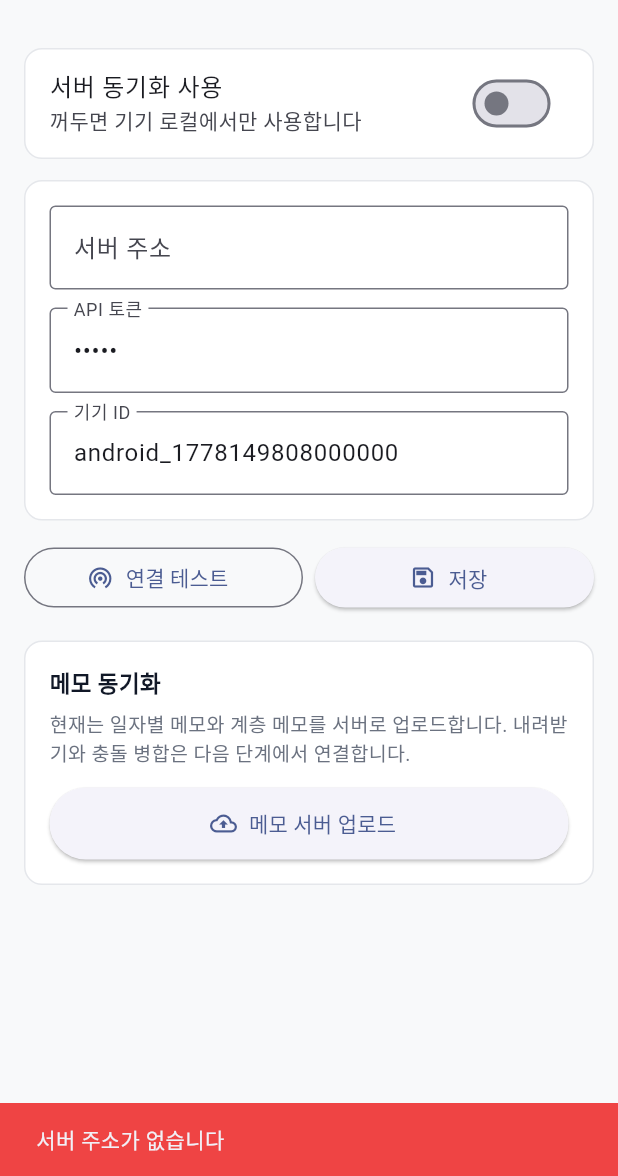
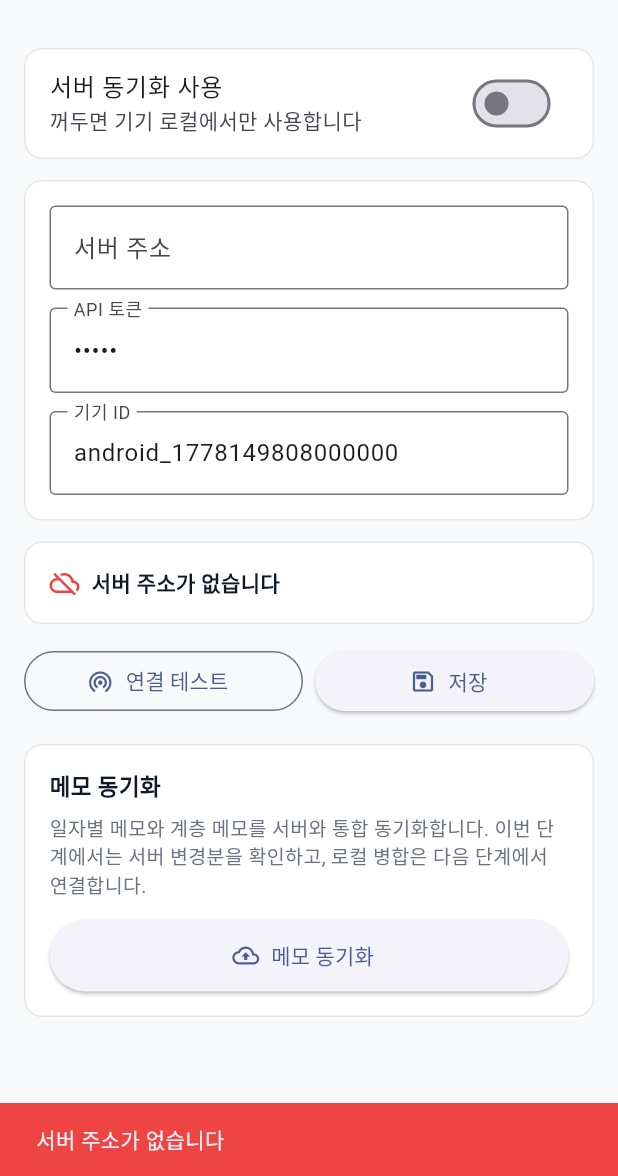
Before and after one commit to cyhuh428-sinsan/Now, a Flutter app: the ServerSettingsPage screen opened by its route, after a tap on "연결 테스트", on a phone screen of 412 x 824 dp, the part 60-1236 px from its top. Run offline on Flutter 3.47's test engine with Material 3 defaults, Android fonts, the light colour scheme and no system bars; our stand-ins replace dio, drift, drift_flutter, file_picker, flutter_local_notifications, flutter_riverpod and 12 more; missing offline and left inert: device_calendar, flutter_sound, health; accounts and stored records are empty; generated files the repository leaves out were written again.

Commit message:
feat: connect app server sync settings

```diff
--- a/now_app/lib/features/settings/server_settings_page.dart
+++ b/now_app/lib/features/settings/server_settings_page.dart
@@ -17,6 +17,8 @@ class _ServerSettingsPageState extends ConsumerState<ServerSettingsPage> {
   bool _enabled = false;
   bool _loaded = false;
   bool _busy = false;
+  ServerConnectionResult? _connectionResult;
+  ServerOpsResult? _opsResult;
 
   @override
   void dispose() {
@@ -62,7 +64,16 @@ class _ServerSettingsPageState extends ConsumerState<ServerSettingsPage> {
       await settings.save();
       final result =
           await ref.read(serverSyncServiceProvider).testConnection(settings);
+      ServerOpsResult? opsResult;
+      if (result.ok) {
+        opsResult =
+            await ref.read(serverSyncServiceProvider).loadOpsStatus(settings);
+      }
       if (mounted) {
+        setState(() {
+          _connectionResult = result;
+          _opsResult = opsResult;
+        });
         ScaffoldMessenger.of(context).showSnackBar(
           SnackBar(
             content: Text(result.message),
@@ -82,7 +93,7 @@ class _ServerSettingsPageState extends ConsumerState<ServerSettingsPage> {
       final settings = _currentSettings();
       await settings.save();
       final result =
-          await ref.read(serverSyncServiceProvider).uploadNotes(settings);
+          await ref.read(serverSyncServiceProvider).syncNotes(settings);
       if (mounted) {
         ScaffoldMessenger.of(context).showSnackBar(
           SnackBar(content: Text(result.message)),
@@ -152,7 +163,7 @@ class _ServerSettingsPageState extends ConsumerState<ServerSettingsPage> {
                     keyboardType: TextInputType.url,
                     decoration: const InputDecoration(
                       labelText: '서버 주소',
-                      hintText: 'http://192.168.0.10:8080',
+                      hintText: 'http://10.0.2.2:8750',
                       border: OutlineInputBorder(),
                     ),
                   ),
@@ -176,6 +187,13 @@ class _ServerSettingsPageState extends ConsumerState<ServerSettingsPage> {
                   ),
                 ],
               ),
+              if (_connectionResult != null || _opsResult != null) ...[
+                const SizedBox(height: 14),
+                _ServerStatusCard(
+                  connectionResult: _connectionResult,
+                  opsResult: _opsResult,
+                ),
+              ],
               const SizedBox(height: 14),
               Row(
                 children: [
@@ -210,7 +228,7 @@ class _ServerSettingsPageState extends ConsumerState<ServerSettingsPage> {
                   ),
                   const SizedBox(height: 6),
                   const Text(
-                    '현재는 일자별 메모와 계층 메모를 서버로 업로드합니다. 내려받기와 충돌 병합은 다음 단계에서 연결합니다.',
+                    '일자별 메모와 계층 메모를 서버와 통합 동기화합니다. 이번 단계에서는 서버 변경분을 확인하고, 로컬 병합은 다음 단계에서 연결합니다.',
                     style: TextStyle(
                       fontSize: 13,
                       height: 1.4,
@@ -233,7 +251,7 @@ class _ServerSettingsPageState extends ConsumerState<ServerSettingsPage> {
                               ),
                             )
                           : const Icon(Icons.cloud_upload_outlined, size: 18),
-                      label: const Text('메모 서버 업로드'),
+                      label: const Text('메모 동기화'),
                     ),
                   ),
                 ],
@@ -270,3 +288,96 @@ class _ServerCard extends StatelessWidget {
     );
   }
 }
+
+class _ServerStatusCard extends StatelessWidget {
+  final ServerConnectionResult? connectionResult;
+  final ServerOpsResult? opsResult;
+
+  const _ServerStatusCard({
+    required this.connectionResult,
+    required this.opsResult,
+  });
+
+  @override
+  Widget build(BuildContext context) {
+    final connection = connectionResult;
+    final ops = opsResult;
+    final color = _statusColor(connection?.ok == true ? ops?.status : 'bad');
+    return _ServerCard(
+      padding: const EdgeInsets.all(16),
+      children: [
+        Row(
+          children: [
+            Icon(
+              connection?.ok == true
+                  ? Icons.cloud_done_outlined
+                  : Icons.cloud_off_outlined,
+              size: 20,
+              color: color,
+            ),
+            const SizedBox(width: 8),
+            Expanded(
+              child: Text(
+                connection?.message ?? '연결 테스트 전',
+                style: const TextStyle(
+                  fontSize: 14,
+                  fontWeight: FontWeight.w700,
+                  color: Color(0xFF111827),
+                ),
+              ),
+            ),
+          ],
+        ),
+        if (ops != null) ...[
+          const SizedBox(height: 12),
+          Text(
+            ops.message,
+            style: TextStyle(
+              fontSize: 13,
+              fontWeight: FontWeight.w700,
+              color: color,
+            ),
+          ),
+          const SizedBox(height: 8),
+          ...ops.checks.take(4).map((check) {
+            final status = check['status']?.toString() ?? 'info';
+            return Padding(
+              padding: const EdgeInsets.only(top: 5),
+              child: Row(
+                crossAxisAlignment: CrossAxisAlignment.start,
+                children: [
+                  Container(
+                    width: 7,
+                    height: 7,
+                    margin: const EdgeInsets.only(top: 6, right: 8),
+                    decoration: BoxDecoration(
+                      color: _statusColor(status),
+                      shape: BoxShape.circle,
+                    ),
+                  ),
+                  Expanded(
+                    child: Text(
+                      '${check['name'] ?? '-'} · ${check['message'] ?? ''}',
+                      style: const TextStyle(
+                        fontSize: 12,
+                        height: 1.35,
+                        color: Color(0xFF6B7280),
+                      ),
+                    ),
+                  ),
+                ],
+              ),
+            );
+          }),
+        ],
+      ],
+    );
+  }
+
+  Color _statusColor(String? status) {
+    if (status == 'ok') return const Color(0xFF059669);
+    if (status == 'bad') return const Color(0xFFEF4444);
+    if (status == 'warn') return const Color(0xFFD97706);
+    return const Color(0xFF6366F1);
+  }
+}
--- a/now_app/lib/services/server_sync_service.dart
+++ b/now_app/lib/services/server_sync_service.dart
@@ -78,15 +78,43 @@ class ServerSettings {
 class ServerConnectionResult {
   final bool ok;
   final String message;
+  final String serverName;
+  final Map<String, dynamic> capabilities;
 
-  const ServerConnectionResult({required this.ok, required this.message});
+  const ServerConnectionResult({
+    required this.ok,
+    required this.message,
+    this.serverName = '',
+    this.capabilities = const {},
+  });
 }
 
 class ServerSyncResult {
   final int uploaded;
+  final int downloaded;
   final String message;
 
-  const ServerSyncResult({required this.uploaded, required this.message});
+  const ServerSyncResult({
+    required this.uploaded,
+    this.downloaded = 0,
+    required this.message,
+  });
+}
+
+class ServerOpsResult {
+  final String status;
+  final List<Map<String, dynamic>> checks;
+
+  const ServerOpsResult({
+    required this.status,
+    required this.checks,
+  });
+
+  String get message {
+    if (status == 'ok') return '운영 점검 정상';
+    if (status == 'bad') return '운영 점검 주의 필요';
+    return '운영 점검 확인 필요';
+  }
 }
 
 class ServerSyncService {
@@ -103,9 +131,14 @@ class ServerSyncService {
       final res = await dio.get<Map<String, dynamic>>('/api/v1/server');
       final name = res.data?['server']?.toString() ?? 'NowNote Server';
       final authRequired = res.data?['auth_required'] == true;
+      final capabilities = Map<String, dynamic>.from(
+        (res.data?['capabilities'] as Map?) ?? const {},
+      );
       return ServerConnectionResult(
         ok: true,
-        message: authRequired ? '$name 연결됨 · 토큰 필요' : '$name 연결됨',
+        message: _serverConnectionMessage(name, authRequired, capabilities),
+        serverName: name,
+        capabilities: capabilities,
       );
     } on DioException catch (e) {
       final status = e.response?.statusCode;
@@ -122,6 +155,10 @@ class ServerSyncService {
   }
 
   Future<ServerSyncResult> uploadNotes(ServerSettings settings) async {
+    return syncNotes(settings);
+  }
+
+  Future<ServerSyncResult> syncNotes(ServerSettings settings) async {
     if (!settings.enabled) {
       return const ServerSyncResult(uploaded: 0, message: '서버 동기화가 꺼져 있습니다');
     }
@@ -138,10 +175,38 @@ class ServerSyncService {
     }
 
     final dio = _dio(settings);
-    await dio.post('/api/v1/notes/sync', data: {'notes': notes});
+    final res = await dio.post<Map<String, dynamic>>(
+      '/api/v1/sync',
+      data: {
+        'owner_id': 'local_user',
+        'device_id': settings.deviceId,
+        'updated_after': null,
+        'include_deleted': true,
+        'notes': notes,
+      },
+    );
+    final pushed = (res.data?['pushed_notes'] as List?)?.length ?? notes.length;
+    final pulled = (res.data?['pulled_notes'] as List?)?.length ?? 0;
     return ServerSyncResult(
-      uploaded: notes.length,
-      message: '메모 ${notes.length}건 업로드 완료',
+      uploaded: pushed,
+      downloaded: pulled,
+      message: '메모 업로드 $pushed건 · 서버 변경 $pulled건 확인',
+    );
+  }
+
+  Future<ServerOpsResult> loadOpsStatus(ServerSettings settings) async {
+    if (!settings.isConfigured) {
+      return const ServerOpsResult(status: 'warn', checks: []);
+    }
+    final dio = _dio(settings);
+    final res = await dio.get<Map<String, dynamic>>('/api/v1/admin/ops');
+    final checks = ((res.data?['checks'] as List?) ?? const [])
+        .whereType<Map>()
+        .map((item) => Map<String, dynamic>.from(item))
+        .toList();
+    return ServerOpsResult(
+      status: res.data?['status']?.toString() ?? 'warn',
+      checks: checks,
     );
   }
 
@@ -235,3 +300,15 @@ String _normalizeBaseUrl(String value) {
   }
   return trimmed;
 }
+
+String _serverConnectionMessage(
+  String name,
+  bool authRequired,
+  Map<String, dynamic> capabilities,
+) {
+  final sync = capabilities['sync'] == true ? '동기화 지원' : '동기화 미확인';
+  final maxLevel = capabilities['max_tree_note_level'];
+  final levelText = maxLevel is int ? '계층 $maxLevel단계' : '계층 확인';
+  final authText = authRequired ? '토큰 필요' : '토큰 없음';
+  return '$name 연결됨 · $authText · $sync · $levelText';
+}
```
